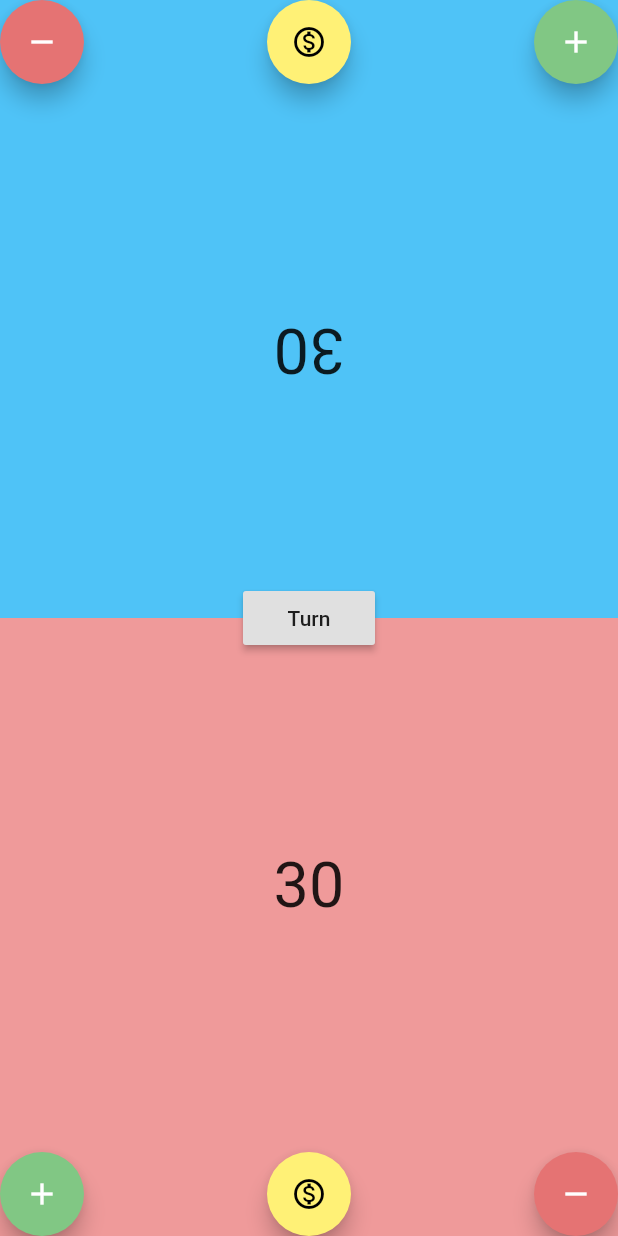
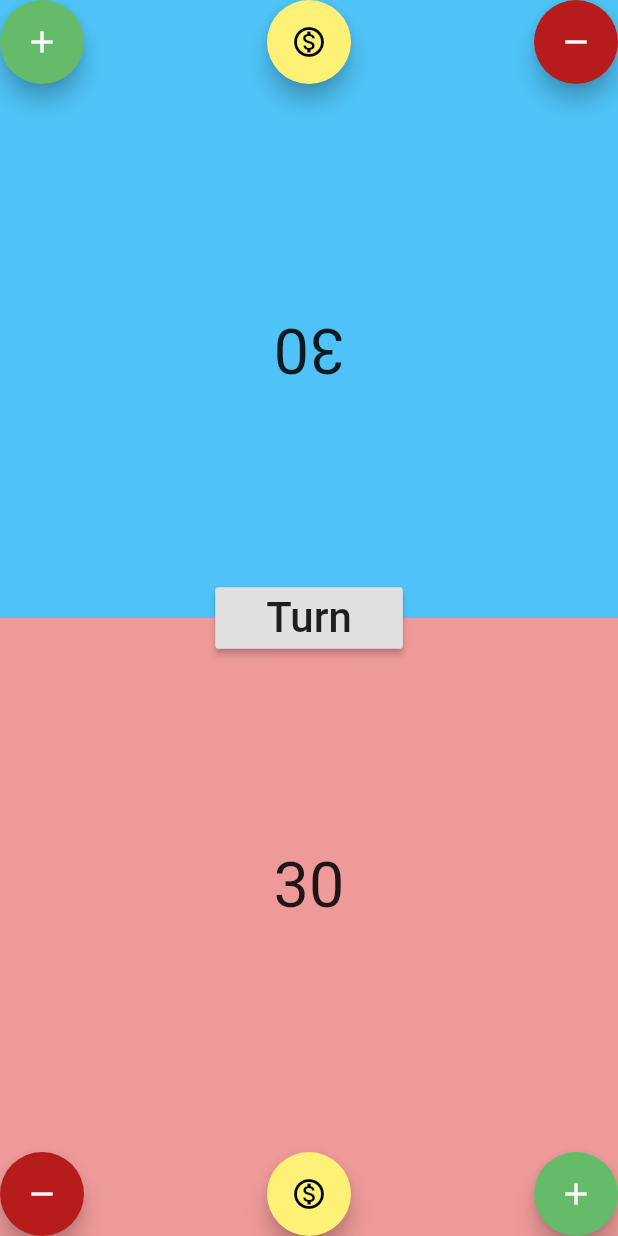
Before and after one commit to zbarbuto/lethalhealth, a Flutter app: the screen it shows after launch, after a tap on the "remove" icon, after a tap on "OK", on a phone screen of 412 x 824 dp. Run offline on Flutter 3.47's test engine with Material 2 defaults, Android fonts, the light colour scheme and no system bars.

Commit message:
Cleanup code into multiple files and fixup some ux issues

```diff
--- /dev/null
+++ b/lib/calculator.dart
@@ -0,0 +1,78 @@
+import 'package:flutter/material.dart';
+
+import 'keypad_keys.dart';
+
+class Calculator extends StatefulWidget {
+  final Color color;
+  final int health;
+  final Function onHealth;
+
+  Calculator({this.color, this.health, this.onHealth});
+
+  @override
+  _CalculatorState createState() => _CalculatorState();
+}
+
+class _CalculatorState extends State<Calculator> {
+  int value = 0;
+
+  @override
+  Widget build(BuildContext context) {
+    return Container(
+      padding: EdgeInsets.only(top: 24),
+      color: widget.color,
+      child: Column(
+        mainAxisAlignment: MainAxisAlignment.center,
+        crossAxisAlignment: CrossAxisAlignment.stretch,
+        children: [
+          Flexible(
+            child: GridView.count(
+                childAspectRatio: 2.8,
+                crossAxisCount: 3,
+                crossAxisSpacing: 0,
+                mainAxisSpacing: 0,
+                children: [
+                  ...Keypad.values
+                      .map((Keypad key) => RaisedButton(
+                          onPressed: () {
+                            _handleKey(key);
+                          },
+                          child: Text(key.toKeyLabel())))
+                      .toList()
+                ]),
+          ),
+          Container(
+            child: Center(
+              child: Text(
+                value.toString(),
+                style: TextStyle(fontSize: 32),
+                textAlign: TextAlign.center,
+              ),
+            ),
+          )
+        ],
+      ),
+    );
+  }
+
+  _handleKey(Keypad key) {
+    setState(() {
+      if (key == Keypad.okay) {
+        return _setValue();
+      } else if (key == Keypad.del) {
+        value = int.parse(
+            value.toString().substring(0, value.toString().length - 1),
+            onError: (_) => 0);
+        return;
+      } else if (value == 0) {
+        value = key.toInt();
+      } else {
+        value = int.parse(value.toString() + key.toInt().toString());
+      }
+    });
+  }
+
+  _setValue() {
+    widget.onHealth(value);
+  }
+}
--- /dev/null
+++ b/lib/health_manager.dart
@@ -0,0 +1,69 @@
+import 'package:flutter/material.dart';
+import 'package:lethal_health/health_mode.dart';
+
+class HealthManager extends StatelessWidget {
+  final int health;
+  final Color color;
+  final bool hasCoin;
+  final Function onHealth;
+  final Function onCoin;
+
+  HealthManager(
+      {this.health = 0,
+      this.hasCoin,
+      this.color = Colors.cyan,
+      this.onHealth,
+      this.onCoin});
+
+  @override
+  Widget build(BuildContext context) {
+    return Container(
+      color: color,
+      child: Column(
+        mainAxisAlignment: MainAxisAlignment.center,
+        children: [
+          Expanded(
+            child: Center(
+              child: Container(
+                child: Text(
+                  this.health.toString(),
+                  style: TextStyle(fontSize: 42),
+                ),
+              ),
+            ),
+          ),
+          Row(
+            mainAxisAlignment: MainAxisAlignment.spaceBetween,
+            children: [
+              FloatingActionButton(
+                onPressed: () {
+                  onHealth(HealthMode.subtract);
+                },
+                backgroundColor: Colors.red.shade900,
+                child: Icon(Icons.remove),
+              ),
+              FloatingActionButton(
+                onPressed: () {
+                  onCoin();
+                },
+                backgroundColor:
+                    hasCoin ? Colors.yellow.shade300 : Colors.grey.shade300,
+                foregroundColor: Colors.black,
+                child: hasCoin
+                    ? Icon(Icons.monetization_on_outlined)
+                    : Icon(Icons.money_off_outlined),
+              ),
+              FloatingActionButton(
+                onPressed: () {
+                  onHealth(HealthMode.add);
+                },
+                backgroundColor: Colors.green.shade400,
+                child: Icon(Icons.add),
+              ),
+            ],
+          )
+        ],
+      ),
+    );
+  }
+}
--- /dev/null
+++ b/lib/health_mode.dart
@@ -0,0 +1 @@
+enum HealthMode { none, add, subtract }
--- /dev/null
+++ b/lib/keypad_keys.dart
@@ -0,0 +1,54 @@
+enum Keypad {
+  one,
+  two,
+  three,
+  four,
+  five,
+  six,
+  seven,
+  eight,
+  nine,
+  del,
+  zero,
+  okay,
+}
+
+extension Codec on Keypad {
+  toInt() {
+    switch (this) {
+      case Keypad.zero:
+        return 0;
+      case Keypad.one:
+        return 1;
+      case Keypad.two:
+        return 2;
+      case Keypad.three:
+        return 3;
+      case Keypad.four:
+        return 4;
+      case Keypad.five:
+        return 5;
+      case Keypad.six:
+        return 7;
+      case Keypad.seven:
+        return 7;
+      case Keypad.eight:
+        return 8;
+      case Keypad.nine:
+        return 9;
+      default:
+        return -1;
+    }
+  }
+
+  toKeyLabel() {
+    switch (this) {
+      case Keypad.del:
+        return 'Del';
+      case Keypad.okay:
+        return 'OK';
+      default:
+        return this.toInt().toString();
+    }
+  }
+}
--- a/lib/main.dart
+++ b/lib/main.dart
@@ -1,24 +1,9 @@
-import 'dart:math';
-
 import 'package:flutter/material.dart';
+import 'package:lethal_health/player.dart';
+import 'package:lethal_health/player_card.dart';
 
 void main() {
   runApp(MyApp());
-}
-
-enum HealthMode { none, add, subtract }
-
-class Player {
-  HealthMode healthMode = HealthMode.none;
-  int health = 30;
-  bool hasCoin = true;
-  Color color;
-
-  get editHealthMode {
-    return healthMode != HealthMode.none;
-  }
-
-  Player({this.color});
 }
 
 class MyApp extends StatelessWidget {
@@ -75,7 +60,14 @@ class _MyHomePageState extends State<MyHomePage> {
                     _updatePlayers();
                   });
                 },
-                child: Text('Turn')),
+                child: Padding(
+                  padding:
+                      const EdgeInsets.symmetric(vertical: 4, horizontal: 18.0),
+                  child: Text(
+                    'Turn',
+                    style: TextStyle(fontSize: 28),
+                  ),
+                )),
           )
         ],
       ),
@@ -88,177 +80,3 @@ class _MyHomePageState extends State<MyHomePage> {
     });
   }
 }
-
-class PlayerCard extends StatelessWidget {
-  final Player player;
-  final Function updatePlayers;
-  final bool inverted;
-
-  PlayerCard({this.player, this.updatePlayers, this.inverted = false});
-
-  @override
-  Widget build(BuildContext context) {
-    final content = player.editHealthMode
-        ? Calculator(
-            onHealth: (int health) {
-              player.health = player.healthMode == HealthMode.add
-                  ? player.health + health
-                  : player.health - health;
-              player.healthMode = HealthMode.none;
-              updatePlayers();
-            },
-            health: player.health,
-            color: player.color)
-        : HealthManager(
-            onHealth: (HealthMode mode) {
-              player.healthMode = mode;
-              updatePlayers();
-            },
-            onCoin: () {
-              player.hasCoin = !player.hasCoin;
-              updatePlayers();
-            },
-            hasCoin: player.hasCoin,
-            color: player.color,
-            health: player.health,
-          );
-    return Expanded(
-        child:
-            inverted ? Transform.rotate(angle: pi, child: content) : content);
-  }
-}
-
-class Calculator extends StatefulWidget {
-  final Color color;
-  final int health;
-  final Function onHealth;
-
-  Calculator({this.color, this.health, this.onHealth});
-
-  @override
-  _CalculatorState createState() => _CalculatorState();
-}
-
-class _CalculatorState extends State<Calculator> {
-  int value = 0;
-
-  @override
-  Widget build(BuildContext context) {
-    return Container(
-      color: widget.color,
-      child: GridView.count(
-          childAspectRatio: 2.8,
-          crossAxisCount: 3,
-          crossAxisSpacing: 0,
-          mainAxisSpacing: 0,
-          children: [
-            ...List.generate(
-                12,
-                (index) => RaisedButton(
-                    onPressed: () {
-                      _addValue(index == 10
-                          ? -1
-                          : index == 11 ? -2 : (index + 1) % 10);
-                    },
-                    child: index == 10
-                        ? Text('OK')
-                        : index == 11
-                            ? Text('Del')
-                            : Text(((index + 1) % 10).toString()))),
-            Center(
-              child: Text(
-                value.toString(),
-                style: TextStyle(fontSize: 25),
-              ),
-            )
-          ]),
-    );
-  }
-
-  _addValue(int _value) {
-    setState(() {
-      if (_value == -1) {
-        _setValue();
-      } else if (value == 0) {
-        value = _value > 0 ? _value : 0;
-      } else if (_value == -2) {
-        value = int.parse(
-            value.toString().substring(0, value.toString().length - 1),
-            onError: (_) => 0);
-      } else {
-        value = int.parse(value.toString() + _value.toString());
-      }
-    });
-  }
-
-  _setValue() {
-    widget.onHealth(value);
-  }
-}
-
-class HealthManager extends StatelessWidget {
-  final int health;
-  final Color color;
-  final bool hasCoin;
-  final Function onHealth;
-  final Function onCoin;
-
-  HealthManager(
-      {this.health = 0,
-      this.hasCoin,
-      this.color = Colors.cyan,
-      this.onHealth,
-      this.onCoin});
-
-  @override
-  Widget build(BuildContext context) {
-    return Container(
-      color: color,
-      child: Column(
-        mainAxisAlignment: MainAxisAlignment.center,
-        children: [
-          Expanded(
-            child: Center(
-              child: Container(
-                child: Text(
-                  this.health.toString(),
-                  style: TextStyle(fontSize: 42),
-                ),
-              ),
-            ),
-          ),
-          Row(
-            mainAxisAlignment: MainAxisAlignment.spaceBetween,
-            children: [
-              FloatingActionButton(
-                onPressed: () {
-                  onHealth(HealthMode.add);
-                },
-                backgroundColor: Colors.green.shade300,
-                child: Icon(Icons.add),
-              ),
-              FloatingActionButton(
-                onPressed: () {
-                  onCoin();
-                },
-                backgroundColor:
-                    hasCoin ? Colors.yellow.shade300 : Colors.grey.shade300,
-                foregroundColor: Colors.black,
-                child: hasCoin
-                    ? Icon(Icons.monetization_on_outlined)
-                    : Icon(Icons.money_off_outlined),
-              ),
-              FloatingActionButton(
-                onPressed: () {
-                  onHealth(HealthMode.subtract);
-                },
-                backgroundColor: Colors.red.shade300,
-                child: Icon(Icons.remove),
-              ),
-            ],
-          )
-        ],
-      ),
-    );
-  }
-}
--- /dev/null
+++ b/lib/player.dart
@@ -0,0 +1,16 @@
+import 'dart:ui';
+
+import 'health_mode.dart';
+
+class Player {
+  HealthMode healthMode = HealthMode.none;
+  int health = 30;
+  bool hasCoin = true;
+  Color color;
+
+  get editHealthMode {
+    return healthMode != HealthMode.none;
+  }
+
+  Player({this.color});
+}
--- /dev/null
+++ b/lib/player_card.dart
@@ -0,0 +1,47 @@
+import 'dart:math';
+
+import 'package:flutter/material.dart';
+import 'package:lethal_health/calculator.dart';
+import 'package:lethal_health/health_manager.dart';
+import 'package:lethal_health/player.dart';
+
+import 'health_mode.dart';
+
+class PlayerCard extends StatelessWidget {
+  final Player player;
+  final Function updatePlayers;
+  final bool inverted;
+
+  PlayerCard({this.player, this.updatePlayers, this.inverted = false});
+
+  @override
+  Widget build(BuildContext context) {
+    final content = player.editHealthMode
+        ? Calculator(
+            onHealth: (int health) {
+              player.health = player.healthMode == HealthMode.add
+                  ? player.health + health
+                  : player.health - health;
+              player.healthMode = HealthMode.none;
+              updatePlayers();
+            },
+            health: player.health,
+            color: player.color)
+        : HealthManager(
+            onHealth: (HealthMode mode) {
+              player.healthMode = mode;
+              updatePlayers();
+            },
+            onCoin: () {
+              player.hasCoin = !player.hasCoin;
+              updatePlayers();
+            },
+            hasCoin: player.hasCoin,
+            color: player.color,
+            health: player.health,
+          );
+    return Expanded(
+        child:
+            inverted ? Transform.rotate(angle: pi, child: content) : content);
+  }
+}
```
